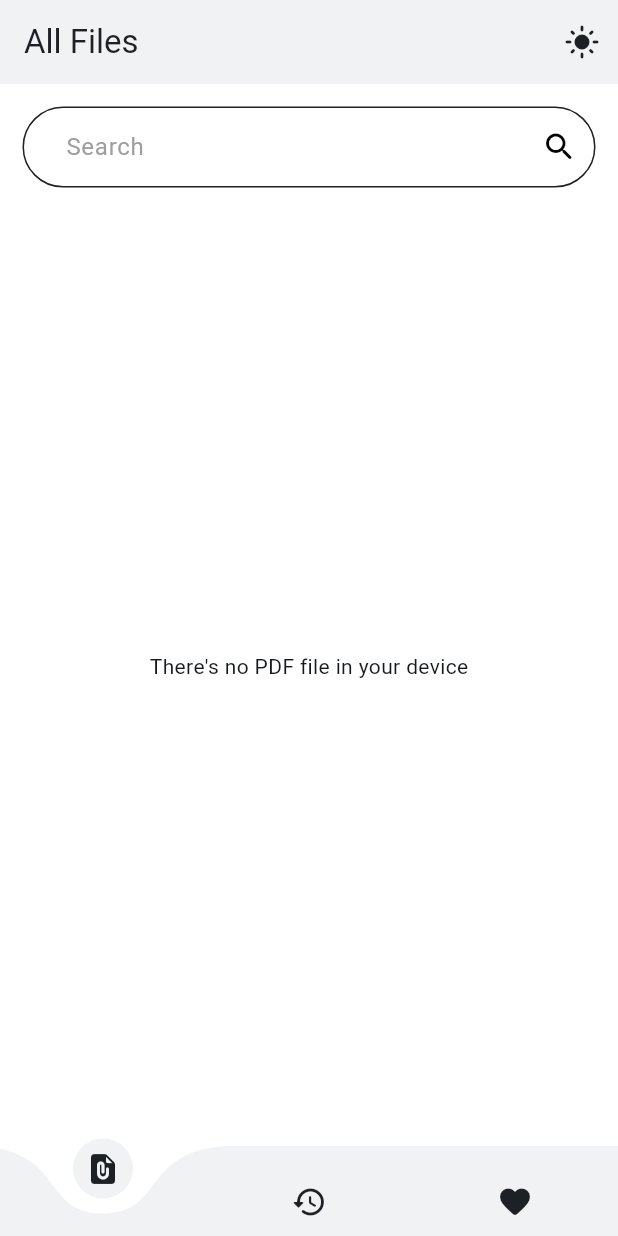
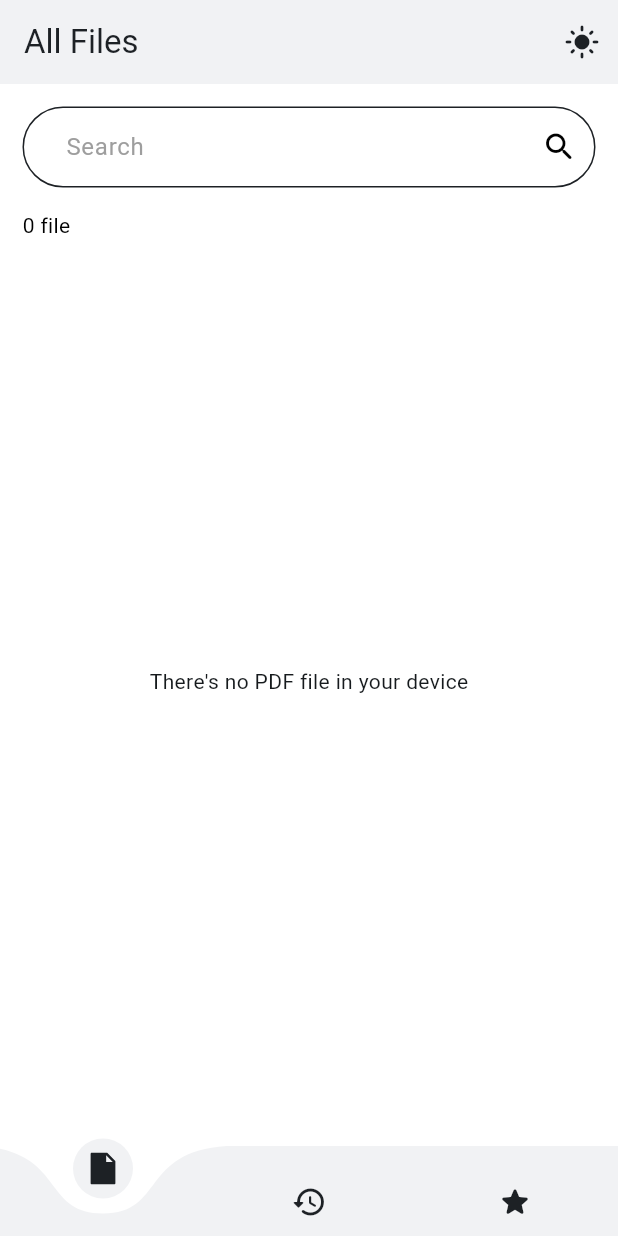
Before and after one commit to itsHuaan/PDF-Reader, a Flutter app: the screen it shows after launch, on a phone screen of 412 x 824 dp. Run offline on Flutter 3.47's test engine with Material 3 defaults, Android fonts, the phone set to English and light mode, and no system bars; drawn by our look-alikes of curved_navigation_bar; our stand-ins replace device_info_plus, icons_plus, permission_handler, shared_preferences; missing offline and left inert: flutter_pdfview.

Commit message:
UI adjusted

```diff
--- a/lib/components/my_bottom_bar.dart
+++ b/lib/components/my_bottom_bar.dart
@@ -1,5 +1,6 @@
 import 'package:curved_navigation_bar/curved_navigation_bar.dart';
 import 'package:flutter/material.dart';
+import 'package:icons_plus/icons_plus.dart';
 
 class MyBottomBar extends StatelessWidget {
   final void Function(int)? onTap;
@@ -18,7 +19,7 @@ class MyBottomBar extends StatelessWidget {
       color: Theme.of(context).colorScheme.primary,
       items: [
         Icon(
-          Icons.file_present_rounded,
+          AntDesign.file_fill,
           color: Theme.of(context).colorScheme.inversePrimary,
         ),
         Icon(
@@ -26,7 +27,7 @@ class MyBottomBar extends StatelessWidget {
           color: Theme.of(context).colorScheme.inversePrimary,
         ),
         Icon(
-          Icons.favorite_rounded,
+          Icons.star_rounded,
           color: Theme.of(context).colorScheme.inversePrimary,
         ),
       ],
--- a/lib/pages/all_file_page.dart
+++ b/lib/pages/all_file_page.dart
@@ -38,9 +38,11 @@ class _AllFilePageState extends State<AllFilePage> {
   @override
   Widget build(BuildContext context) {
     final files = context.watch<PDFProvider>().pdfFiles;
+    final int fileLength = files.length;
     return Center(
       child: Column(
         mainAxisAlignment: MainAxisAlignment.center,
+        crossAxisAlignment: CrossAxisAlignment.start,
         children: [
           Padding(
             padding: const EdgeInsets.all(15.0),
@@ -54,6 +56,10 @@ class _AllFilePageState extends State<AllFilePage> {
                 ),
               ),
             ),
+          ),
+          Padding(
+            padding: const EdgeInsets.symmetric(horizontal: 15.0),
+            child: Text(fileLength > 1 ? '$fileLength files' : '$fileLength file'),
           ),
           Consumer<PDFProvider>(
             builder: (context, value, child) {
```
Also changed, not shown: lib/components/my_tile.dart (+14 -3 lines).
